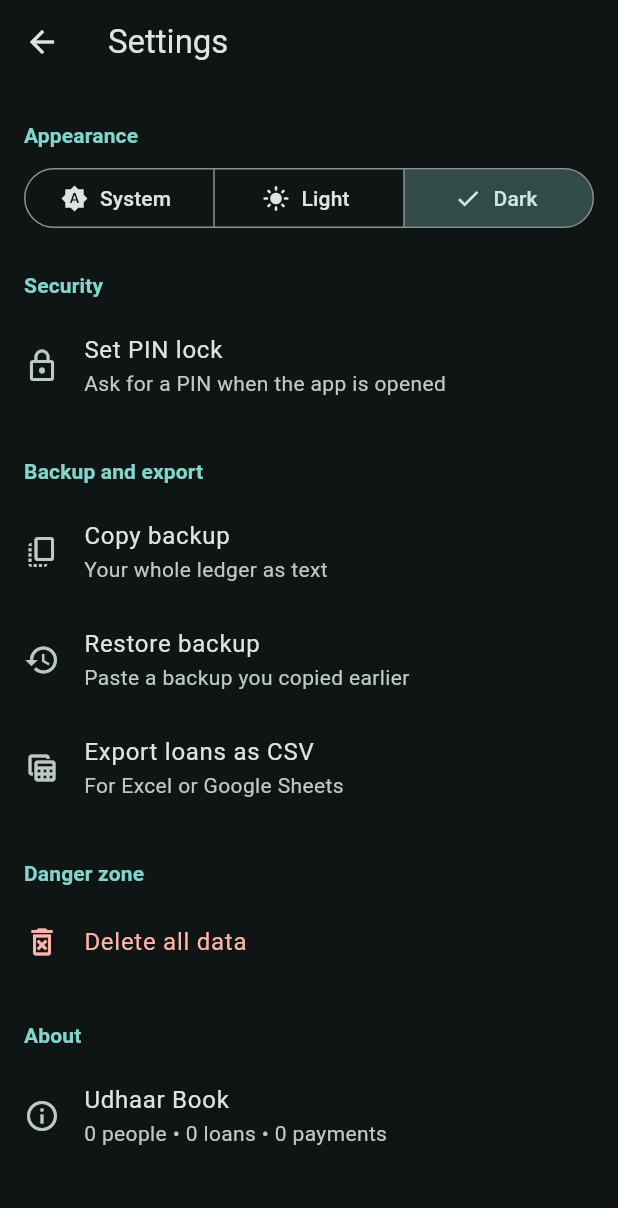
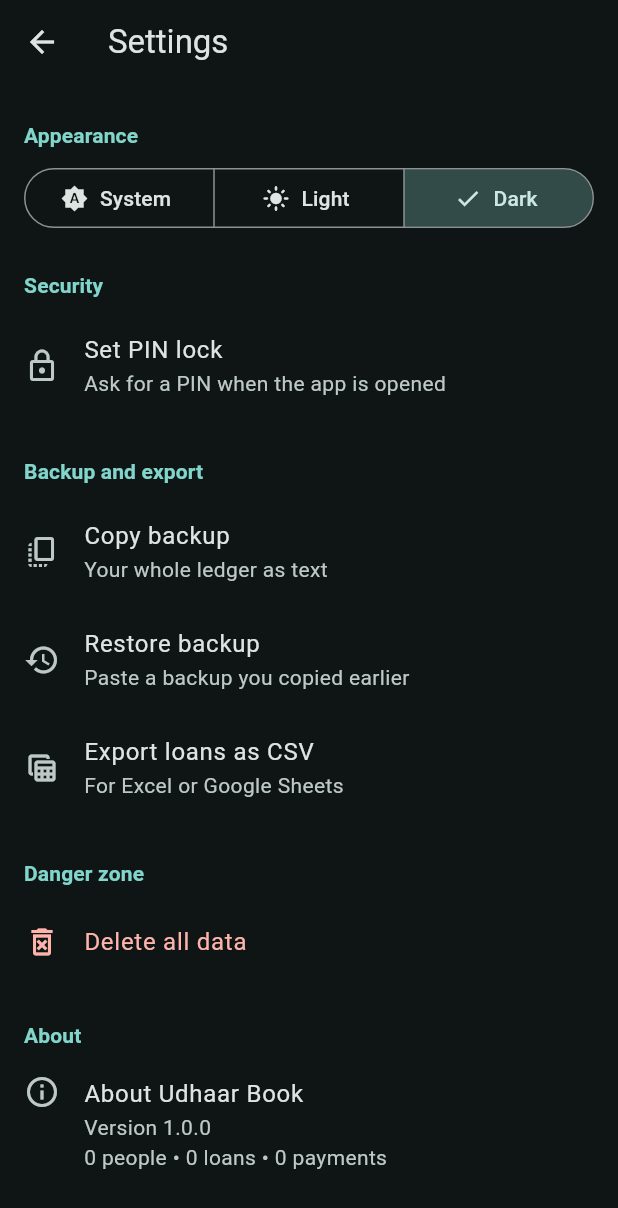
Before and after one commit to syedasumayya/udhaar_book, a Flutter app: the SettingsPage screen opened directly, after a tap on "Light", after a tap on "Dark", on a phone screen of 412 x 824 dp. Shown: the top 1208 px of the screen. Run offline on Flutter 3.47's test engine with Material 3 defaults, Android fonts, the light colour scheme and no system bars; our stand-ins replace flutter_riverpod, package_info_plus, shared_preferences; accounts and stored records are empty.

Commit message:
feat: about screen, data safety net, app name, smoke tests, pages deploy

```diff
--- a/lib/features/dashboard/dashboard_page.dart
+++ b/lib/features/dashboard/dashboard_page.dart
@@ -3,9 +3,11 @@ import 'package:flutter_riverpod/flutter_riverpod.dart';
 import '../../core/date_format.dart';
 import '../../core/money.dart';
 import '../../data/models/loan.dart';
+import '../../data/models/person.dart';
 import '../../domain/balance.dart';
 import '../../providers.dart';
 import '../loans/loan_detail_page.dart';
+import '../people/person_detail_page.dart';
 
 class DashboardPage extends ConsumerWidget {
   const DashboardPage({super.key});
@@ -46,6 +48,8 @@ class DashboardPage extends ConsumerWidget {
                 color: t.net >= 0 ? scheme.primary : scheme.error,
                 icon: Icons.account_balance_wallet_outlined,
               ),
+              if (data.people.isEmpty) const _WelcomeCard(),
+              _TopBalances(data: data),
               if (overdue.isNotEmpty)
                 _DueSection(
                   title: 'Overdue (${overdue.length})',
@@ -63,7 +67,9 @@ class DashboardPage extends ConsumerWidget {
               if (overdue.isEmpty && upcoming.isEmpty && data.loans.isNotEmpty)
                 const Padding(
                   padding: EdgeInsets.all(24),
-                  child: Center(child: Text('Nothing overdue or due soon. 🎉')),
+                  child: Center(
+                    child: Text('Nothing overdue or due soon. 🎉'),
+                  ),
                 ),
             ],
           );
@@ -103,10 +109,10 @@ class _StatCard extends StatelessWidget {
                   const SizedBox(height: 4),
                   Text(
                     Money.format(amount),
-                    style: Theme.of(context).textTheme.headlineSmall?.copyWith(
-                      color: color,
-                      fontWeight: FontWeight.w600,
-                    ),
+                    style: Theme.of(context)
+                        .textTheme
+                        .headlineSmall
+                        ?.copyWith(color: color, fontWeight: FontWeight.w600),
                   ),
                 ],
               ),
@@ -114,6 +120,92 @@ class _StatCard extends StatelessWidget {
           ],
         ),
       ),
+    );
+  }
+}
+
+class _WelcomeCard extends StatelessWidget {
+  const _WelcomeCard();
+
+  @override
+  Widget build(BuildContext context) {
+    return const Card(
+      child: Padding(
+        padding: EdgeInsets.all(20),
+        child: Text(
+          'Welcome to Udhaar Book.\n\n'
+          'Open the People tab, add someone, then record a loan. '
+          'Your totals will show up here.',
+        ),
+      ),
+    );
+  }
+}
+
+class _TopBalances extends StatelessWidget {
+  const _TopBalances({required this.data});
+
+  final AppData data;
+
+  @override
+  Widget build(BuildContext context) {
+    final scheme = Theme.of(context).colorScheme;
+
+    final rows = <({Person person, int net})>[];
+    for (final p in data.people) {
+      final net = data.totalsFor(p.id).net;
+      if (net != 0) rows.add((person: p, net: net));
+    }
+    if (rows.isEmpty) return const SizedBox.shrink();
+
+    rows.sort((a, b) => b.net.abs().compareTo(a.net.abs()));
+    final top = rows.take(5).toList();
+
+    return Column(
+      crossAxisAlignment: CrossAxisAlignment.start,
+      children: [
+        Padding(
+          padding: const EdgeInsets.fromLTRB(4, 20, 4, 8),
+          child: Text(
+            'Biggest balances',
+            style: Theme.of(context)
+                .textTheme
+                .titleMedium
+                ?.copyWith(fontWeight: FontWeight.w600),
+          ),
+        ),
+        Card(
+          child: Column(
+            children: [
+              for (var i = 0; i < top.length; i++) ...[
+                if (i > 0) const Divider(height: 1),
+                ListTile(
+                  onTap: () => Navigator.push(
+                    context,
+                    MaterialPageRoute(
+                      builder: (_) =>
+                          PersonDetailPage(personId: top[i].person.id),
+                    ),
+                  ),
+                  leading: CircleAvatar(
+                    child: Text(
+                        top[i].person.name.characters.first.toUpperCase()),
+                  ),
+                  title: Text(top[i].person.name),
+                  subtitle: Text(top[i].net > 0 ? 'Owes you' : 'You owe'),
+                  trailing: Text(
+                    Money.format(top[i].net.abs()),
+                    style: TextStyle(
+                      fontWeight: FontWeight.w600,
+                      color: top[i].net > 0 ? scheme.primary : scheme.error,
+                    ),
+                  ),
+                ),
+              ],
+            ],
+          ),
+        ),
+      ],
     );
   }
 }
@@ -140,10 +232,10 @@ class _DueSection extends StatelessWidget {
           padding: const EdgeInsets.fromLTRB(4, 20, 4, 8),
           child: Text(
             title,
-            style: Theme.of(context).textTheme.titleMedium?.copyWith(
-              color: color,
-              fontWeight: FontWeight.w600,
-            ),
+            style: Theme.of(context)
+                .textTheme
+                .titleMedium
+                ?.copyWith(color: color, fontWeight: FontWeight.w600),
           ),
         ),
         Card(
@@ -183,8 +275,7 @@ class _DueTile extends StatelessWidget {
       ),
       title: Text(name),
       subtitle: Text(
-        '${lent ? 'Owes you' : 'You owe'} • due ${formatDate(loan.dueDate!)}',
-      ),
+          '${lent ? 'Owes you' : 'You owe'} • due ${formatDate(loan.dueDate!)}'),
       trailing: Text(
         Money.format(left),
         style: const TextStyle(fontWeight: FontWeight.w600),
--- /dev/null
+++ b/lib/features/settings/about_tile.dart
@@ -0,0 +1,51 @@
+import 'package:flutter/material.dart';
+import 'package:flutter_riverpod/flutter_riverpod.dart';
+import 'package:package_info_plus/package_info_plus.dart';
+import '../../providers.dart';
+
+final packageInfoProvider = FutureProvider<PackageInfo?>((ref) async {
+  try {
+    return await PackageInfo.fromPlatform();
+  } catch (_) {
+    return null; // the About screen simply hides the version
+  }
+});
+
+class AboutTile extends ConsumerWidget {
+  const AboutTile({super.key});
+
+  @override
+  Widget build(BuildContext context, WidgetRef ref) {
+    final data = ref.watch(appDataProvider).value;
+    final info = ref.watch(packageInfoProvider).value;
+
+    final lines = <String>[
+      if (info != null) 'Version ${info.version}',
+      if (data != null)
+        '${data.people.length} people • ${data.loans.length} loans '
+            '• ${data.repayments.length} payments',
+    ];
+
+    return ListTile(
+      leading: const Icon(Icons.info_outline),
+      title: const Text('About Udhaar Book'),
+      subtitle: lines.isEmpty ? null : Text(lines.join('\n')),
+      isThreeLine: lines.length > 1,
+      onTap: () => showAboutDialog(
+        context: context,
+        applicationName: 'Udhaar Book',
+        applicationVersion: info?.version,
+        applicationLegalese: 'Released under the MIT License.',
+        children: const [
+          Padding(
+            padding: EdgeInsets.only(top: 16),
+            child: Text(
+              'A private ledger for money you lend or borrow. '
+              'Your data stays on this device.',
+            ),
+          ),
+        ],
+      ),
+    );
+  }
+}
--- a/lib/features/settings/settings_page.dart
+++ b/lib/features/settings/settings_page.dart
@@ -6,6 +6,7 @@ import '../../domain/csv_report.dart';
 import '../../lock_provider.dart';
 import '../../providers.dart';
 import '../../settings_provider.dart';
+import 'about_tile.dart';
 import 'pin_dialogs.dart';
 
 class SettingsPage extends ConsumerWidget {
@@ -57,10 +58,7 @@ class SettingsPage extends ConsumerWidget {
     );
     await Clipboard.setData(ClipboardData(text: csv));
     if (!context.mounted) return;
-    _toast(
-      context,
-      'CSV copied. Paste it into Notepad and save as a .csv file.',
-    );
+    _toast(context, 'CSV copied. Paste it into Notepad and save as a .csv file.');
   }
 
   Future<void> _copyBackup(BuildContext context, WidgetRef ref) async {
@@ -73,10 +71,7 @@ class SettingsPage extends ConsumerWidget {
     );
     await Clipboard.setData(ClipboardData(text: text));
     if (!context.mounted) return;
-    _toast(
-      context,
-      'Backup copied. Save it somewhere safe (a note, an email).',
-    );
+    _toast(context, 'Backup copied. Save it somewhere safe (a note, an email).');
   }
 
   Future<void> _restore(BuildContext context, WidgetRef ref) async {
@@ -97,17 +92,14 @@ class SettingsPage extends ConsumerWidget {
     final ok = await _confirm(
       context,
       title: 'Replace all current data?',
-      message:
-          'This backup has ${backup.people.length} people, '
+      message: 'This backup has ${backup.people.length} people, '
           '${backup.loans.length} loans and ${backup.repayments.length} '
           'payments. Your current data will be replaced.',
       action: 'Restore',
     );
     if (!ok || !context.mounted) return;
 
-    await ref
-        .read(appDataProvider.notifier)
-        .replaceAll(
+    await ref.read(appDataProvider.notifier).replaceAll(
           people: backup.people,
           loans: backup.loans,
           repayments: backup.repayments,
@@ -120,8 +112,7 @@ class SettingsPage extends ConsumerWidget {
     final ok = await _confirm(
       context,
       title: 'Delete all data?',
-      message:
-          'Every person, loan and payment will be deleted. '
+      message: 'Every person, loan and payment will be deleted. '
           'Copy a backup first if you might need it. This cannot be undone.',
       action: 'Delete everything',
     );
@@ -152,10 +143,8 @@ class SettingsPage extends ConsumerWidget {
       _toast(context, _waitText(notifier.waitLeft));
       return;
     }
-    final current = await showEnterPinDialog(
-      context,
-      title: 'Enter current PIN',
-    );
+    final current =
+        await showEnterPinDialog(context, title: 'Enter current PIN');
     if (current == null || !context.mounted) return;
     final next = await showNewPinDialog(context, title: 'New PIN');
     if (next == null || !context.mounted) return;
@@ -171,10 +160,8 @@ class SettingsPage extends ConsumerWidget {
       _toast(context, _waitText(notifier.waitLeft));
       return;
     }
-    final current = await showEnterPinDialog(
-      context,
-      title: 'Enter PIN to remove it',
-    );
+    final current =
+        await showEnterPinDialog(context, title: 'Enter PIN to remove it');
     if (current == null || !context.mounted) return;
 
     final ok = await notifier.removePin(current);
@@ -185,7 +172,6 @@ class SettingsPage extends ConsumerWidget {
   @override
   Widget build(BuildContext context, WidgetRef ref) {
     final mode = ref.watch(themeModeProvider);
-    final data = ref.watch(appDataProvider).value;
     final lock = ref.watch(lockProvider);
     final scheme = Theme.of(context).colorScheme;
 
@@ -267,23 +253,12 @@ class SettingsPage extends ConsumerWidget {
           const _Header('Danger zone'),
           ListTile(
             leading: Icon(Icons.delete_forever_outlined, color: scheme.error),
-            title: Text(
-              'Delete all data',
-              style: TextStyle(color: scheme.error),
-            ),
+            title: Text('Delete all data',
+                style: TextStyle(color: scheme.error)),
             onTap: () => _clearAll(context, ref),
           ),
           const _Header('About'),
-          ListTile(
-            leading: const Icon(Icons.info_outline),
-            title: const Text('Udhaar Book'),
-            subtitle: Text(
-              data == null
-                  ? 'Loading...'
-                  : '${data.people.length} people • ${data.loans.length} loans '
-                        '• ${data.repayments.length} payments',
-            ),
-          ),
+          const AboutTile(),
         ],
       ),
     );
@@ -302,9 +277,9 @@ class _Header extends StatelessWidget {
       child: Text(
         text,
         style: Theme.of(context).textTheme.titleSmall?.copyWith(
-          color: Theme.of(context).colorScheme.primary,
-          fontWeight: FontWeight.w600,
-        ),
+              color: Theme.of(context).colorScheme.primary,
+              fontWeight: FontWeight.w600,
+            ),
       ),
     );
   }
--- a/pubspec.yaml
+++ b/pubspec.yaml
@@ -39,6 +39,7 @@ dependencies:
   flutter_riverpod: ^3.4.3
   intl: ^0.20.3
   crypto: ^3.0.7
+  package_info_plus: ^10.2.2
 
 dev_dependencies:
   flutter_test:
```
Also changed, not shown: lib/data/repositories/prefs_repository.dart (+9 -2 lines), pubspec.lock, 3 other files.
